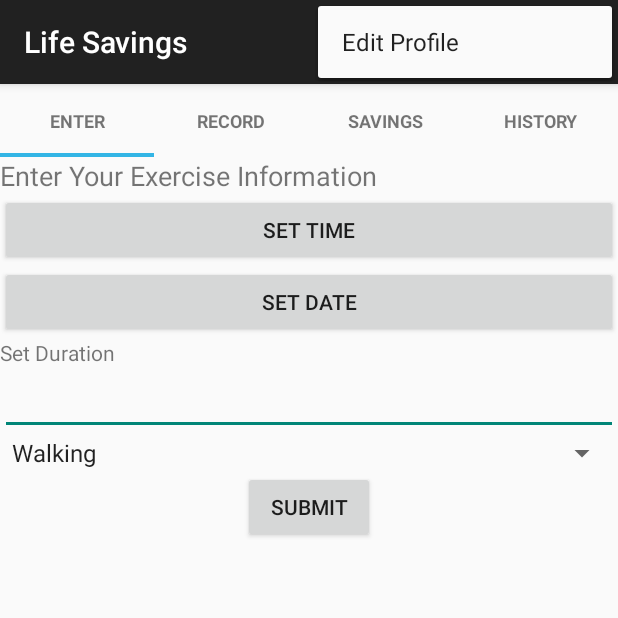
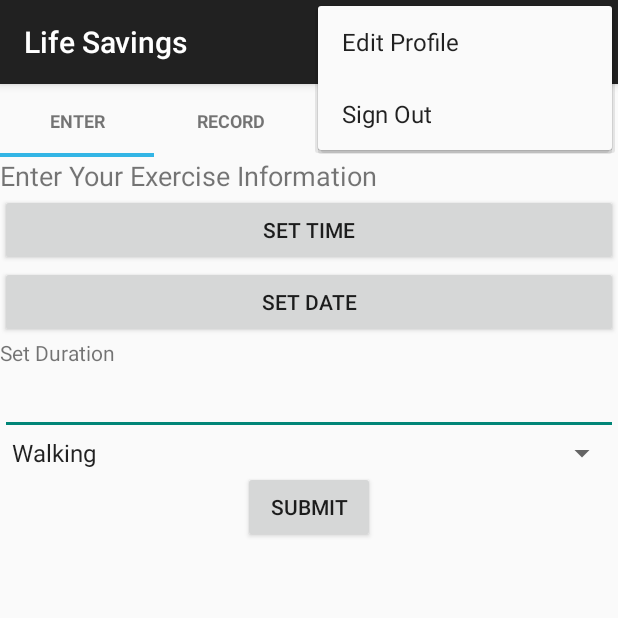
Before and after one commit to dmcvicar/Life-Savings, an Android app: the HomeActivity screen opened directly, with no data from a screen before it, with the options menu open, on a phone screen of 412 x 824 dp, the top half of it. Run offline under Robolectric (Android 15) with nearby library versions, the phone set to English and light mode, and no system bars; 2 statements that could not run were skipped.

Commit message:
Fixed user id bug, added sign out

```diff
--- a/app/src/main/java/lifesavings/activities/EditProfileActivity.java
+++ b/app/src/main/java/lifesavings/activities/EditProfileActivity.java
@@ -73,7 +73,7 @@ public class EditProfileActivity extends ActionBarActivity {
             intent.putStringArrayListExtra("USER",currentUser.toArrayList());
         }else{
             currentUser = getUserFromInput(-1);
-            oldDB.createUser(currentUser);
+            currentUser = oldDB.createUser(currentUser);
             intent.putStringArrayListExtra("USER",currentUser.toArrayList());
         }
         startActivity(intent);
--- a/app/src/main/java/lifesavings/activities/HomeActivity.java
+++ b/app/src/main/java/lifesavings/activities/HomeActivity.java
@@ -91,6 +91,11 @@ public class HomeActivity extends ActionBarActivity implements ProfileSavingsFra
             startActivity(intent);
             return true;
         }
+        else if (id == R.id.sign_out) {
+            Intent intent = new Intent(this, SelectUserActivity.class);
+            startActivity(intent);
+            return true;
+        }
 
         return super.onOptionsItemSelected(item);
     }
--- a/app/src/main/java/lifesavings/activities/SelectUserActivity.java
+++ b/app/src/main/java/lifesavings/activities/SelectUserActivity.java
@@ -53,7 +53,7 @@ public class SelectUserActivity extends ActionBarActivity {
     @Override
     public boolean onCreateOptionsMenu(Menu menu) {
         // Inflate the menu; this adds items to the action bar if it is present.
-        getMenuInflater().inflate(R.menu.menu_sign_out, menu);
+        //getMenuInflater().inflate(/*R.menu.menu_sign_out*/, menu);
         return true;
     }
 
--- a/app/src/main/res/menu/menu_home.xml
+++ b/app/src/main/res/menu/menu_home.xml
@@ -5,4 +5,6 @@
         android:orderInCategory="100" app:showAsAction="never" />-->
     <item android:id="@+id/edit_profile" android:title="@string/edit_profile"
         android:orderInCategory="100" app:showAsAction="never" />
+    <item android:id="@+id/sign_out" android:title="@string/sign_out"
+        android:orderInCategory="100" app:showAsAction="never"/>
 </menu>
--- a/app/src/main/res/values/strings.xml
+++ b/app/src/main/res/values/strings.xml
@@ -36,6 +36,7 @@
     <string name="duration_text">Set Duration</string>
     <string name="sel_exercise">Select Exercise</string>
     <string name="submit">Submit</string>
+    <string name="exit_app">Exit</string>
 
     <string-array name="exercises">
         <item>Walking</item>
```
Also changed, not shown: app/src/main/res/menu/menu_sign_out.xml (deleted, +0 -7 lines).
